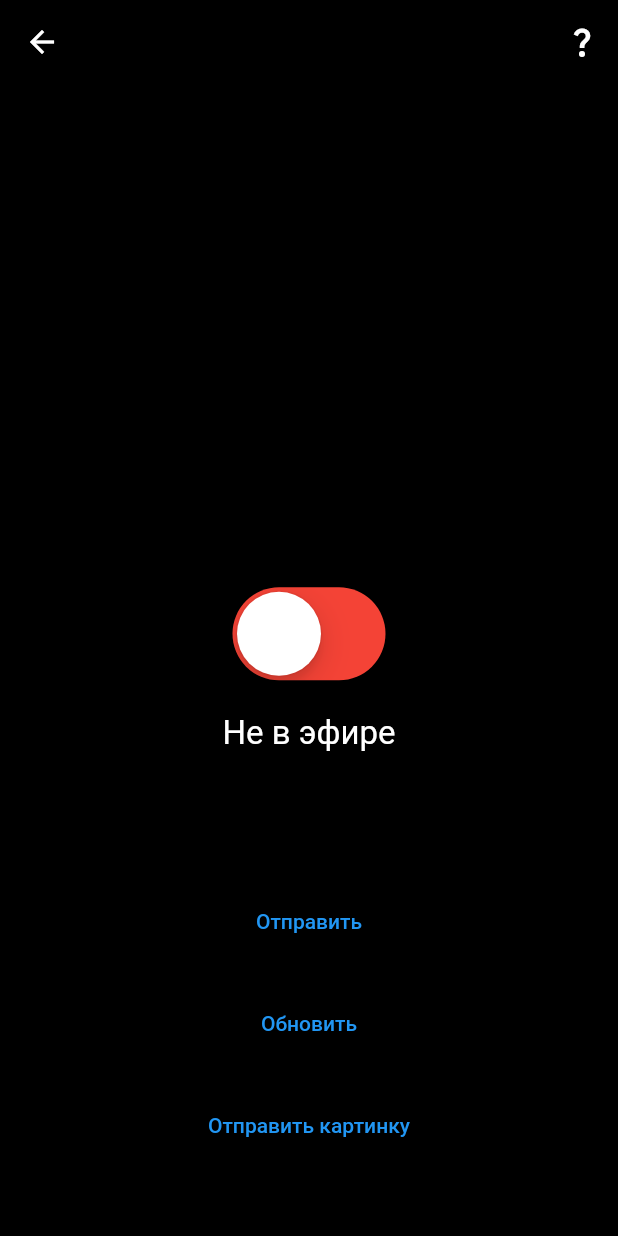
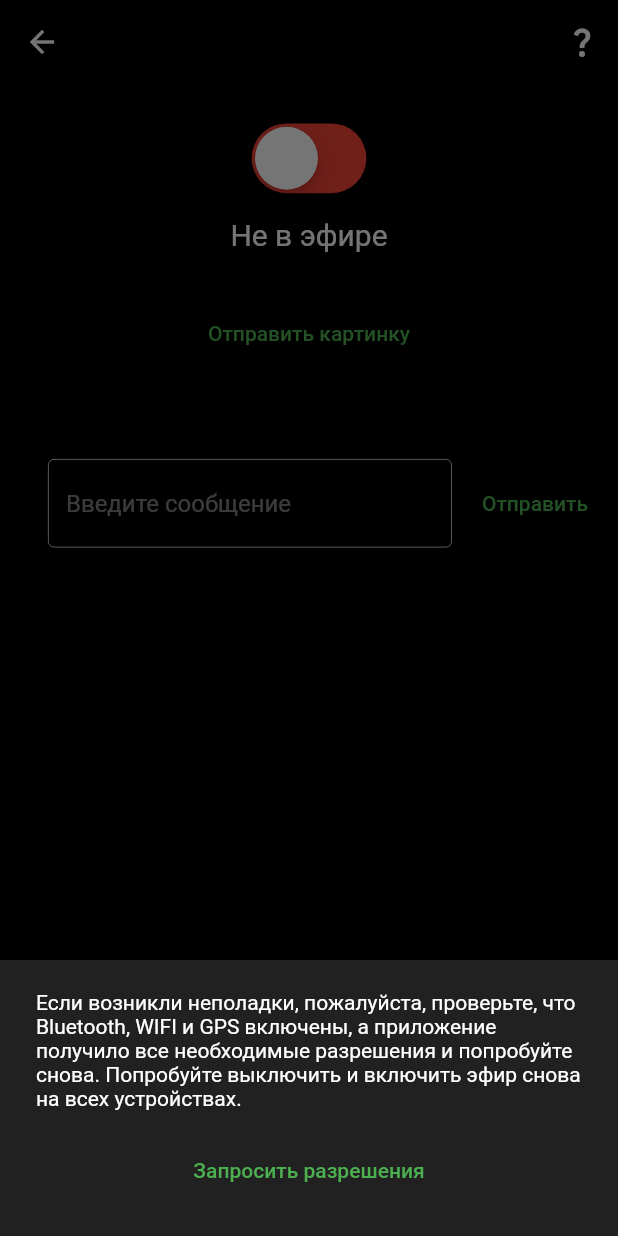
Before and after one commit to VladimirCourse/secret_pine, a Flutter app: the HumanPage screen opened directly, after a tap on the "question mark" icon, on a phone screen of 412 x 824 dp. Run offline on Flutter 3.47's test engine with Material 2 defaults, Android fonts, the phone set to English and light mode, and no system bars; our stand-ins replace bloc, flutter_bloc, freezed_annotation, hive, image_picker, rxdart; missing offline and left inert: mock_data, nearby_connections, platform_device_id; accounts and stored records are empty.

Commit message:
Finished base app

```diff
--- a/lib/bloc/human/human_event.dart
+++ b/lib/bloc/human/human_event.dart
@@ -10,11 +10,11 @@ class HumanEvent with _$HumanEvent {
 
   const factory HumanEvent.refreshImage({required String imagePath}) = _RefreshImage;
 
-  const factory HumanEvent.sendMessage({required String message}) = _SendMessage;
+  const factory HumanEvent.sendMessage({required String message, required ErrorCallback onError}) = _SendMessage;
 
-  const factory HumanEvent.sendImage({required String imagePath}) = _SendImage;
+  const factory HumanEvent.sendImage({required String imagePath, required ErrorCallback onError}) = _SendImage;
 
-  const factory HumanEvent.sendDataRequest() = _SendDataRequest;
+  const factory HumanEvent.sendDataRequest({ErrorCallback? onError}) = _SendDataRequest;
 
   const factory HumanEvent.stopTransmit() = _StopTransmit;
 }
--- a/lib/bloc/pine/pine_event.dart
+++ b/lib/bloc/pine/pine_event.dart
@@ -4,8 +4,6 @@ typedef ErrorCallback = void Function();
 
 @freezed
 class PineEvent with _$PineEvent {
-  const factory PineEvent.refreshData() = _RefreshData;
-
   const factory PineEvent.startTransmit({required ErrorCallback onError}) = _StartTransmit;
 
   const factory PineEvent.stopTransmit() = _StopTransmit;
--- a/lib/ui/pages/human/human_page.dart
+++ b/lib/ui/pages/human/human_page.dart
@@ -1,10 +1,9 @@
-import 'dart:io';
-
 import 'package:flutter/material.dart';
 import 'package:flutter_bloc/flutter_bloc.dart';
 import 'package:image_picker/image_picker.dart';
 import 'package:nearby_connections/nearby_connections.dart';
 import 'package:secret_pine/bloc/human/human_bloc.dart';
+import 'package:secret_pine/ui/pages/info/info_page.dart';
 import 'package:secret_pine/ui/widgets/blink_switch.dart';
 
 class HumanPage extends StatefulWidget {
@@ -32,21 +31,22 @@ class _HumanPageState extends State<HumanPage> {
     final nearby = Nearby();
 
     nearby.askBluetoothPermission();
-    nearby.askLocationPermission();
+    nearby.askLocationAndExternalStoragePermission();
   }
 
   void _startTransmit() {
     context.read<HumanBloc>().add(HumanEvent.startTransmit(onError: _showError));
   }
 
-  void _refresh() {
-    context.read<HumanBloc>().add(const HumanEvent.sendDataRequest());
-  }
-
   void _sendMessage() {
     final text = _controller.text.trim();
+
     if (text.isNotEmpty) {
-      context.read<HumanBloc>().add(HumanEvent.sendMessage(message: text));
+      context
+          .read<HumanBloc>()
+          .add(HumanEvent.sendMessage(message: text, onError: () => _showError(error: 'Ошибка отправки сообщения')));
+
+      _controller.clear();
     }
   }
 
@@ -55,19 +55,21 @@ class _HumanPageState extends State<HumanPage> {
   }
 
   Future<void> _sendImage() async {
+    final bloc = context.read<HumanBloc>();
     try {
       final image = await ImagePicker().pickImage(
         source: ImageSource.gallery,
-        imageQuality: 50,
-        maxWidth: 256,
-        maxHeight: 256,
+        imageQuality: 70,
+        maxWidth: 512,
+        maxHeight: 512,
       );
 
       if (image != null) {
-        context.read<HumanBloc>().add(HumanEvent.sendImage(imagePath: image.path));
+        bloc.add(
+          HumanEvent.sendImage(imagePath: image.path, onError: () => _showError(error: 'Ошибка отправки картинки')),
+        );
       }
     } catch (ex) {
-      print(ex);
       _showError(error: 'Ошибка отправки картинки');
     }
   }
@@ -85,10 +87,10 @@ class _HumanPageState extends State<HumanPage> {
   }
 
   void _showInfo() {
-    // showModalBottomSheet(
-    //   context: context,
-    //   builder: (_) => const InfoPage(),
-    // );
+    showModalBottomSheet(
+      context: context,
+      builder: (_) => const InfoPage(),
+    );
   }
 
   @override
@@ -107,22 +109,51 @@ class _HumanPageState extends State<HumanPage> {
         backgroundColor: Colors.black,
         body: SizedBox(
           width: MediaQuery.of(context).size.width,
+          child: SingleChildScrollView(
             child: Column(
               mainAxisAlignment: MainAxisAlignment.center,
               crossAxisAlignment: CrossAxisAlignment.center,
               children: [
+                const SizedBox(height: 30),
+                BlocBuilder<HumanBloc, HumanState>(
+                  builder: (_, state) => BlinkSwitch(
+                    isLoading: state.isLoading,
+                    isTransmitting: state.isTransmitting,
+                    onChanged: (value) => value ? _startTransmit() : _stopTransmit(),
+                  ),
+                ),
+                const SizedBox(height: 30),
+                BlocBuilder<HumanBloc, HumanState>(
+                  builder: (_, state) => state.image != null
+                      ? Image.file(
+                          state.image!,
+                          key: ValueKey(state.image!.hashCode),
+                          errorBuilder: (_, __, ___) => const SizedBox(),
+                          height: MediaQuery.of(context).size.height * 0.15,
+                        )
+                      : const SizedBox(),
+                ),
+                TextButton(
+                  onPressed: _sendImage,
+                  child: const Text(
+                    'Отправить картинку',
+                    style: TextStyle(color: Colors.green),
+                  ),
+                ),
                 const SizedBox(height: 20),
                 BlocBuilder<HumanBloc, HumanState>(
-                builder: (_, state) => Expanded(
-                  child: Column(
+                  builder: (_, state) => Column(
                     children: [
                       if (state.messages.isNotEmpty)
                         const Text(
-                          'Список сообщений',
+                          'Список последних сообщений',
                           style: TextStyle(color: Colors.white, fontSize: 16),
                         ),
-                      Expanded(
-                        child: ListView(
+                      const SizedBox(height: 20),
+                      Padding(
+                        padding: const EdgeInsets.symmetric(horizontal: 16),
+                        child: Column(
+                          crossAxisAlignment: CrossAxisAlignment.start,
                           children: state.messages
                               .map(
                                 (message) => Text(
@@ -136,35 +167,34 @@ class _HumanPageState extends State<HumanPage> {
                     ],
                   ),
                 ),
-              ),
-              BlocBuilder<HumanBloc, HumanState>(
-                builder: (_, state) => state.image != null
-                    ? Image.file(
-                        state.image!,
-                        key: ValueKey(state.image!.hashCode),
-                      )
-                    : const SizedBox(),
-              ),
-              BlocBuilder<HumanBloc, HumanState>(
-                builder: (_, state) => BlinkSwitch(
-                  isLoading: state.isLoading,
-                  isTransmitting: state.isTransmitting,
-                  onChanged: (value) => value ? _startTransmit() : _stopTransmit(),
+                const SizedBox(height: 20),
+                Row(
+                  children: [
+                    const SizedBox(width: 32),
+                    Flexible(
+                      child: TextField(
+                        controller: _controller,
+                        style: const TextStyle(color: Colors.white),
+                        decoration: InputDecoration(
+                          hintText: 'Введите сообщение',
+                          hintStyle: TextStyle(color: Colors.white.withOpacity(0.5)),
                         ),
                       ),
-              const SizedBox(height: 20),
-              TextField(
-                controller: _controller,
-                style: const TextStyle(color: Colors.white),
+                    ),
+                    const SizedBox(width: 12),
+                    TextButton(
+                      onPressed: _sendMessage,
+                      child: const Text(
+                        'Отправить',
+                        style: TextStyle(color: Colors.green),
+                      ),
+                    ),
+                    const SizedBox(width: 12),
+                  ],
                 ),
                 const SizedBox(height: 20),
-              TextButton(onPressed: _sendMessage, child: const Text('Отправить')),
-              const SizedBox(height: 20),
-              TextButton(onPressed: _refresh, child: const Text('Обновить')),
-              const SizedBox(height: 20),
-              TextButton(onPressed: _sendImage, child: const Text('Отправить картинку')),
-              const SizedBox(height: 50),
               ],
+            ),
           ),
         ),
       ),
--- /dev/null
+++ b/lib/ui/pages/info/info_page.dart
@@ -0,0 +1,52 @@
+import 'package:flutter/material.dart';
+import 'package:nearby_connections/nearby_connections.dart';
+
+class InfoPage extends StatelessWidget {
+  const InfoPage({
+    super.key,
+  });
+
+  void _askPermissions() {
+    final nearby = Nearby();
+
+    nearby.askBluetoothPermission();
+    nearby.askLocationAndExternalStoragePermission();
+  }
+
+  @override
+  Widget build(BuildContext context) {
+    return Material(
+      color: Colors.transparent,
+      child: SafeArea(
+        child: DecoratedBox(
+          decoration: BoxDecoration(
+            color: Colors.grey.shade900,
+          ),
+          child: Padding(
+            padding: const EdgeInsets.symmetric(horizontal: 24, vertical: 20),
+            child: Column(
+              crossAxisAlignment: CrossAxisAlignment.start,
+              mainAxisSize: MainAxisSize.min,
+              children: [
+                const Text(
+                  'Если возникли неполадки, пожалуйста, проверьте, что Bluetooth, WIFI и GPS включены, а приложение получило все необходимые разрешения и попробуйте снова. Попробуйте выключить и включить эфир снова на всех устройствах.',
+                  style: TextStyle(fontSize: 14, color: Colors.white),
+                ),
+                const SizedBox(height: 16),
+                Center(
+                  child: TextButton(
+                    onPressed: _askPermissions,
+                    child: const Text(
+                      'Запросить разрешения',
+                      style: TextStyle(fontSize: 14, color: Colors.green),
+                    ),
+                  ),
+                ),
+              ],
+            ),
+          ),
+        ),
+      ),
+    );
+  }
+}
--- a/lib/ui/widgets/blink_indicator.dart
+++ b/lib/ui/widgets/blink_indicator.dart
@@ -69,8 +69,8 @@ class _BlinkIndicatorState extends State<BlinkIndicator> with SingleTickerProvid
             ? [
                 BoxShadow(
                   color: widget.color,
-                  blurRadius: 40,
-                  spreadRadius: 10 + _controller.value * 15,
+                  blurRadius: 30,
+                  spreadRadius: 5 + _controller.value * 15,
                 ),
               ]
             : null,
--- a/lib/ui/widgets/blink_switch.dart
+++ b/lib/ui/widgets/blink_switch.dart
@@ -23,7 +23,7 @@ class BlinkSwitch extends StatelessWidget {
           isOn: isTransmitting && !isLoading,
           color: Colors.green,
           child: Transform.scale(
-            scale: 2.0,
+            scale: 1.5,
             child: CupertinoSwitch(
               value: isTransmitting,
               trackColor: Colors.red,
@@ -32,7 +32,7 @@ class BlinkSwitch extends StatelessWidget {
             ),
           ),
         ),
-        const SizedBox(height: 34),
+        const SizedBox(height: 20),
         Text(
           isLoading
               ? 'Подключаемся...'
@@ -41,7 +41,7 @@ class BlinkSwitch extends StatelessWidget {
                   : 'Не в эфире',
           style: const TextStyle(
             color: Colors.white,
-            fontSize: 22,
+            fontSize: 20,
           ),
         ),
       ],
--- a/pubspec.yaml
+++ b/pubspec.yaml
@@ -30,6 +30,7 @@ dependencies:
   nearby_connections: ^3.2.0
   platform_device_id: ^1.0.1
   image_picker: ^0.8.6
+  ar_core: ^0.0.2+7
 
   # util
   freezed_annotation: ^2.1.0
@@ -37,6 +38,7 @@ dependencies:
   mock_data: ^2.0.0
   path_provider: ^2.0.11
   intl: ^0.17.0
+  vector_math: ^2.1.2
 
 dev_dependencies:
   flutter_test:
```
Also changed, not shown: lib/bloc/human/human_bloc.dart (+8 -9 lines), lib/bloc/pine/pine_bloc.dart (+2 -12 lines), lib/main.dart (+8 -1 lines), lib/repository/human/nearby_human_repository.dart (+3 -6 lines), lib/repository/pine/nearby_pine_repository.dart (+9 -46 lines), lib/ui/pages/pine/pine_page.dart (+5 -4 lines), lib/bloc/human/human_bloc.freezed.dart, lib/bloc/pine/pine_bloc.freezed.dart, pubspec.lock, 1 other file. Lines whose indentation alone changed are shown as unchanged.
